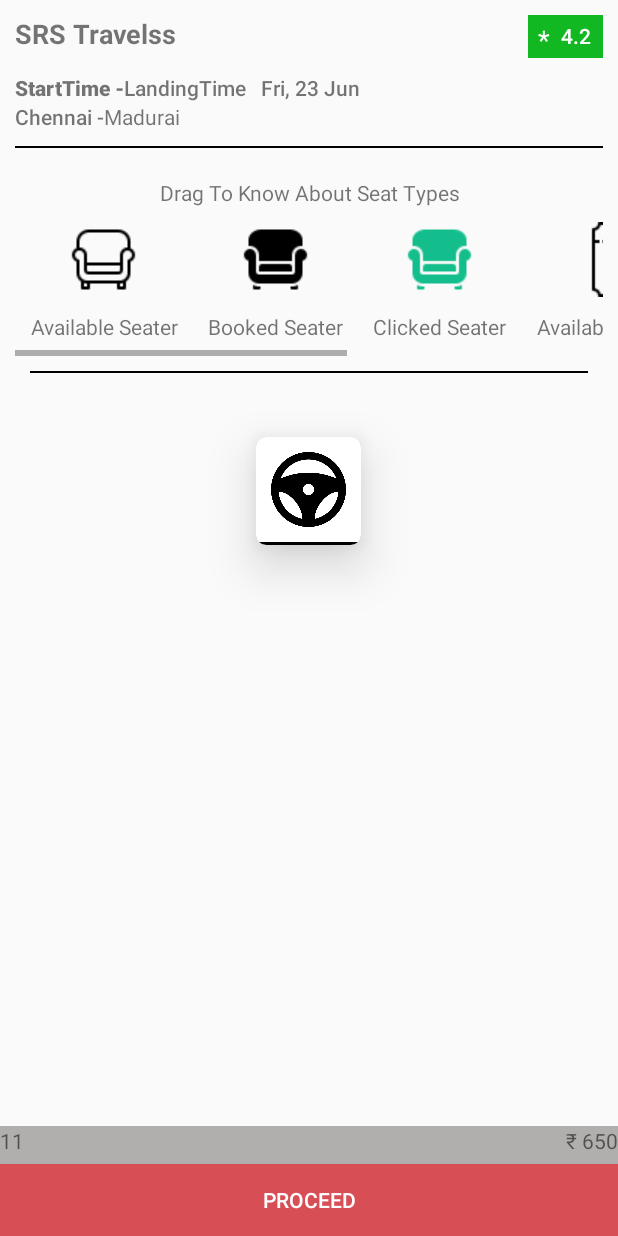
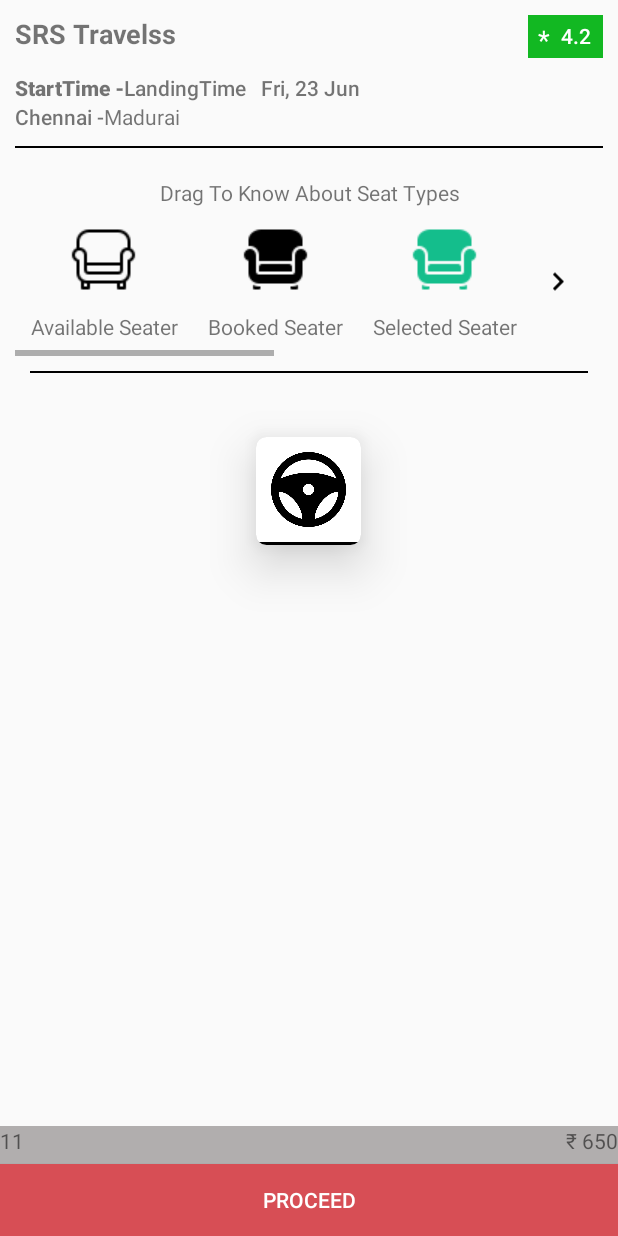
Before and after one commit to shivaneesh0604/BusBooking, an Android app: the layout fragment_selected_trip.xml on its own in the app's theme, with its tools: preview values and no code run, on a phone screen of 412 x 824 dp. Run offline under Robolectric (Android 15) with nearby library versions, the phone set to English and light mode, and no system bars.

Commit message:
Final Commit

```diff
--- /dev/null
+++ b/app/src/main/res/drawable/baseline_navigate_next_24.xml
@@ -0,0 +1,5 @@
+<vector android:autoMirrored="true" android:height="24dp"
+    android:tint="#000000" android:viewportHeight="24"
+    android:viewportWidth="24" android:width="24dp" xmlns:android="http://schemas.android.com/apk/res/android">
+    <path android:fillColor="@android:color/white" android:pathData="M10,6L8.59,7.41 13.17,12l-4.58,4.59L10,18l6,-6z"/>
+</vector>
--- a/app/src/main/res/layout-land/fragment_selected_trip.xml
+++ b/app/src/main/res/layout-land/fragment_selected_trip.xml
@@ -176,10 +176,10 @@
                             android:layout_width="wrap_content"
                             android:layout_height="wrap_content"
                             android:layout_margin="@dimen/marginStart"
-                            android:contentDescription="@string/seaterclicked"
+                            android:contentDescription="@string/seaterselected"
                             android:drawablePadding="@dimen/marginStart"
                             android:gravity="center_horizontal"
-                            android:text="@string/clicked_seater"
+                            android:text="@string/selected_seater"
                             app:drawableTopCompat="@drawable/seaterclicked" />
 
                         <TextView
@@ -206,10 +206,10 @@
                             android:layout_width="wrap_content"
                             android:layout_height="wrap_content"
                             android:layout_margin="@dimen/marginStart"
-                            android:contentDescription="@string/sleeperclicked"
+                            android:contentDescription="@string/sleeperselected"
                             android:drawablePadding="@dimen/marginStart"
                             android:gravity="center_horizontal"
-                            android:text="@string/clicked_sleeper"
+                            android:text="@string/selected_sleeper"
                             app:drawableTopCompat="@drawable/sleeperclicked" />
 
                     </LinearLayout>
--- a/app/src/main/res/layout/fragment_selected_trip.xml
+++ b/app/src/main/res/layout/fragment_selected_trip.xml
@@ -132,19 +132,24 @@
                 android:text="@string/drag_to_know_about_seat_types"
                 android:textAlignment="gravity" />
 
+            <LinearLayout
+                android:layout_width="match_parent"
+                android:layout_height="match_parent"
+                android:orientation="horizontal">
+
                 <HorizontalScrollView
-                android:layout_width="match_parent"
+                    android:layout_width="350dp"
                     android:layout_height="wrap_content">
 
                     <LinearLayout
-                    android:layout_width="wrap_content"
+                        android:layout_width="0dp"
                         android:layout_height="wrap_content"
                         android:orientation="horizontal">
 
                         <TextView
-                        android:layout_margin="@dimen/marginStart"
                             android:layout_width="wrap_content"
                             android:layout_height="wrap_content"
+                            android:layout_margin="@dimen/marginStart"
                             android:contentDescription="@string/seaterbeforeclick"
                             android:drawablePadding="@dimen/marginStart"
                             android:gravity="center_horizontal"
@@ -152,9 +157,9 @@
                             app:drawableTopCompat="@drawable/seaterbeforeclick" />
 
                         <TextView
-                        android:layout_margin="@dimen/marginStart"
                             android:layout_width="wrap_content"
                             android:layout_height="wrap_content"
+                            android:layout_margin="@dimen/marginStart"
                             android:contentDescription="@string/seaterbooked"
                             android:drawablePadding="@dimen/marginStart"
                             android:gravity="center_horizontal"
@@ -163,19 +168,19 @@
 
 
                         <TextView
-                        android:layout_margin="@dimen/marginStart"
                             android:layout_width="wrap_content"
                             android:layout_height="wrap_content"
-                        android:contentDescription="@string/seaterclicked"
+                            android:layout_margin="@dimen/marginStart"
+                            android:contentDescription="@string/seaterselected"
                             android:drawablePadding="@dimen/marginStart"
                             android:gravity="center_horizontal"
-                        android:text="@string/clicked_seater"
+                            android:text="@string/selected_seater"
                             app:drawableTopCompat="@drawable/seaterclicked" />
 
                         <TextView
-                        android:layout_margin="@dimen/marginStart"
                             android:layout_width="wrap_content"
                             android:layout_height="wrap_content"
+                            android:layout_margin="@dimen/marginStart"
                             android:contentDescription="@string/sleeperbeforeclick"
                             android:drawablePadding="@dimen/marginStart"
                             android:gravity="center_horizontal"
@@ -183,9 +188,9 @@
                             app:drawableTopCompat="@drawable/sleeperbeforeclick" />
 
                         <TextView
-                        android:layout_margin="@dimen/marginStart"
                             android:layout_width="wrap_content"
                             android:layout_height="wrap_content"
+                            android:layout_margin="@dimen/marginStart"
                             android:contentDescription="@string/sleeperbooked"
                             android:drawablePadding="@dimen/marginStart"
                             android:gravity="center_horizontal"
@@ -193,17 +198,27 @@
                             app:drawableTopCompat="@drawable/sleeperbooked" />
 
                         <TextView
-                        android:layout_margin="@dimen/marginStart"
                             android:layout_width="wrap_content"
                             android:layout_height="wrap_content"
-                        android:contentDescription="@string/sleeperclicked"
+                            android:layout_margin="@dimen/marginStart"
+                            android:contentDescription="@string/sleeperselected"
                             android:drawablePadding="@dimen/marginStart"
                             android:gravity="center_horizontal"
-                        android:text="@string/clicked_sleeper"
+                            android:text="@string/selected_sleeper"
                             app:drawableTopCompat="@drawable/sleeperclicked" />
 
                     </LinearLayout>
+
+
                 </HorizontalScrollView>
+
+                <ImageView
+                    android:id="@+id/nextButton"
+                    android:layout_width="wrap_content"
+                    android:layout_height="match_parent"
+                    android:contentDescription="@string/navigate_next"
+                    android:src="@drawable/baseline_navigate_next_24" />
+            </LinearLayout>
 
             <View
                 android:layout_width="match_parent"
@@ -226,17 +241,17 @@
                     android:orientation="vertical">
 
                     <ImageView
-                        android:layout_margin="@dimen/marginStart"
                         android:id="@+id/steeringImage"
                         android:layout_width="50dp"
                         android:layout_height="50dp"
+                        android:layout_margin="@dimen/marginStart"
                         android:contentDescription="@string/steeringImage"
                         android:src="@drawable/steering_wheel" />
 
                     <View
                         android:layout_width="match_parent"
                         android:layout_height="2dp"
-                        android:background="@color/black"/>
+                        android:background="@color/black" />
 
                     <LinearLayout
                         android:id="@+id/seatLayout"
--- a/app/src/main/res/values/strings.xml
+++ b/app/src/main/res/values/strings.xml
@@ -44,11 +44,12 @@
     <string name="drag_to_know_about_seat_types">Drag To Know About Seat Types</string>
     <string name="seaterbeforeclick">seaterbeforeclick</string>
     <string name="seaterbooked">seaterbooked</string>
-    <string name="seaterclicked">seaterclicked</string>
+    <string name="seaterselected">seaterselected</string>
     <string name="sleeperbeforeclick">sleeperbeforeclick</string>
     <string name="sleeperbooked">sleeperbooked</string>
-    <string name="sleeperclicked">sleeperclicked</string>
+    <string name="sleeperselected">sleeperSelected</string>
     <string name="_1">1</string>
+    <string name="navigate_next">NavigateNext</string>
     <string name="proceed">Proceed</string>
     <string name="primary_passenger_details">Primary Passenger</string>
     <string name="co_passenger_details">Co-Passenger</string>
@@ -66,10 +67,10 @@
     <string name="confirmed">confirmed</string>
     <string name="available">Available Seater</string>
     <string name="booked_seater">Booked Seater</string>
-    <string name="clicked_seater">Clicked Seater</string>
+    <string name="selected_seater">Selected Seater</string>
     <string name="available_sleeper">Available Sleeper</string>
     <string name="booked_sleeper">Booked Sleeper</string>
-    <string name="clicked_sleeper">Clicked Sleeper</string>
+    <string name="selected_sleeper">Selected Sleeper</string>
     <string name="select">Select</string>
     <string name="seat_types">Seat Types</string>
 </resources>
```
Also changed, not shown: app/src/main/java/com/example/busbooking/views/SelectedTripFragment.kt (+51 -26 lines). Lines whose indentation alone changed are shown as unchanged.
